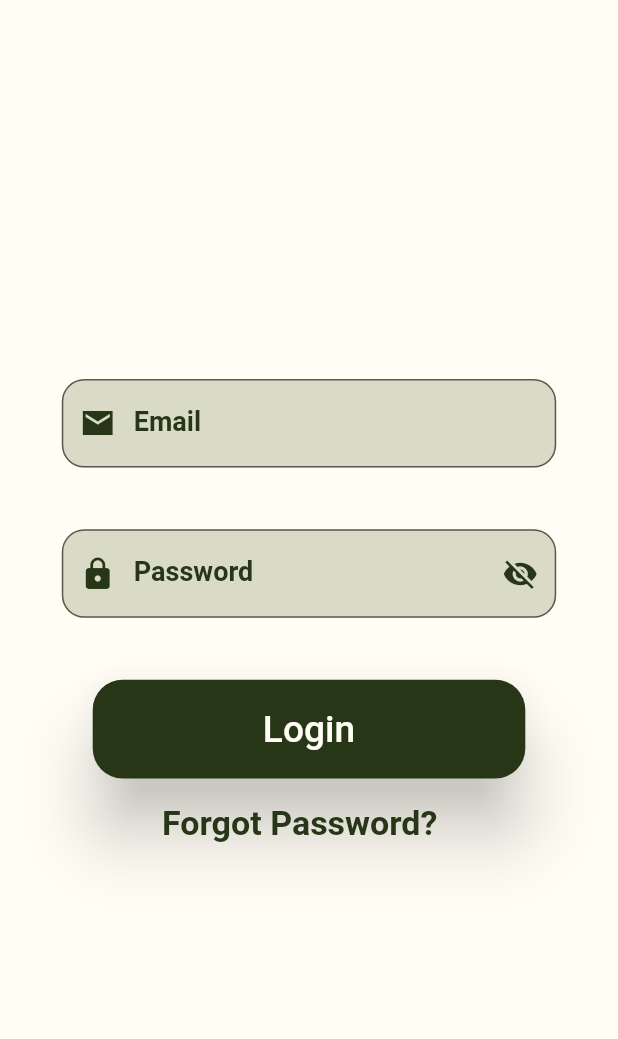
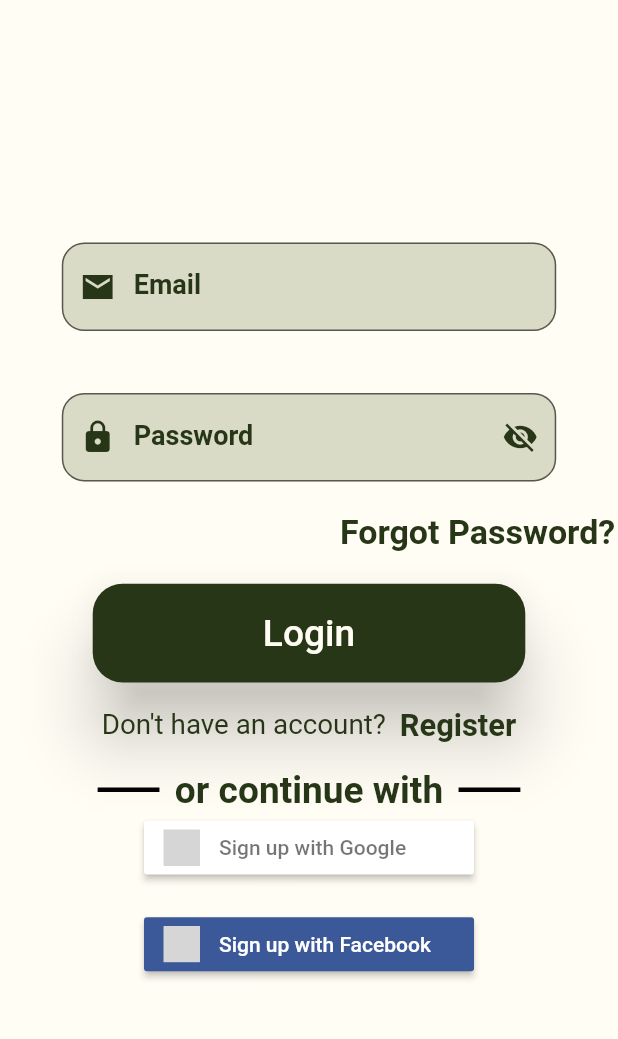
Before and after one commit to adeenasaifullah/Skin_Scan, a Flutter app: the LogInScreen screen opened directly, on a phone screen of 412 x 824 dp, the part 75-1114 px from its top. Run offline on Flutter 3.47's test engine with Material 2 defaults, Android fonts, the phone set to English and light mode, and no system bars; our stand-ins replace animated_splash_screen, camera, fl_chart, flutter_rating_bar, flutter_signin_button, google_fonts and 3 more; missing offline and left inert: custom_top_navigator; grey boxes are pictures that could not be loaded.

Commit message:
log in screen addition of google and facebook sign in buttons

```diff
--- a/lib/LogIn.dart
+++ b/lib/LogIn.dart
@@ -1,5 +1,8 @@
 import 'package:flutter/material.dart';
+import 'package:flutter_signin_button/button_list.dart';
+import 'package:flutter_signin_button/button_view.dart';
 import 'package:google_fonts/google_fonts.dart';
+import 'package:skin_scan/registerAndQuiz.dart';
 import 'HomePage.dart';
 import 'package:skin_scan/MyBottomAppBar.dart';
 import 'package:skin_scan/main.dart';
@@ -37,18 +40,22 @@ class _LogInScreenState extends State<LogInScreen> {
                   prefixIcon: Icon(Icons.lock, color: Color(0xFF283618)),
                   suffixIcon:
                   Icon(Icons.visibility_off, color: Color(0xFF283618))),
-              SizedBox(height: displayHeight(context) * 0.05),
-              GreenButton(buttonText: 'Login',
-                textSize: displayHeight(context)*0.03,
-                buttonHeight: displayHeight(context)*0.08,
-                buttonWidth: displayWidth(context) * 0.7,
-                onPressed: () {  Navigator.of(context).push(MaterialPageRoute(
-                    builder: (context) => MyBottomAppBar()));},),
+              SizedBox(height: displayHeight(context) * 0.025),
+              // GreenButton(buttonText: 'Login',
+              //   textSize: displayHeight(context)*0.03,
+              //   buttonHeight: displayHeight(context)*0.08,
+              //   buttonWidth: displayWidth(context) * 0.7,
+              //   onPressed: () {  Navigator.of(context).push(MaterialPageRoute(
+              //       builder: (context) => MyBottomAppBar()));},),
 
-              SizedBox(height: displayHeight(context) * 0.02),
+
+              //SizedBox(height: displayHeight(context) * 0.02),
               Row(
-                mainAxisAlignment: MainAxisAlignment.center,
-                children: <Widget>[
+                //mainAxisAlignment: MainAxisAlignment.center,
+                children: [
+                  SizedBox(
+                    width: displayWidth(context) *0.55,
+                  ),
                   Flexible(
                     child: InkWell(
                       child: ReemKufi_Green_Bold(textValue: "Forgot Password?",size: displayHeight(context)* 0.0275),
@@ -58,8 +65,69 @@ class _LogInScreenState extends State<LogInScreen> {
                       },
                     )
                   ),
-                  SizedBox(width: displayWidth(context) * 0.03),
+
                 ],
+              ),
+              SizedBox(height: displayHeight(context) * 0.025),
+              GreenButton(buttonText: 'Login',
+                textSize: displayHeight(context)*0.03,
+                buttonHeight: displayHeight(context)*0.08,
+                buttonWidth: displayWidth(context) * 0.7,
+                onPressed: () {  Navigator.of(context).push(MaterialPageRoute(
+                    builder: (context) => MyBottomAppBar()));},
+              ),
+              SizedBox(height: displayHeight(context) * 0.02),
+              Row(
+                  mainAxisAlignment: MainAxisAlignment.center,
+                  children: [
+                    ReemKufi_Green(textValue: "Don't have an account?  ", size: displayHeight(context)* 0.0225),
+                    Flexible(
+                        child: InkWell(
+                          child: ReemKufi_Green_Bold(textValue: "Register",size: displayHeight(context)* 0.025),
+                          onTap: (){
+                            Navigator.of(context).push(MaterialPageRoute(
+                                builder: (context) => registerAndQuiz()));
+                          },
+                        )
+                    ),
+                  ]
+              ),
+              SizedBox(height: displayHeight(context) * 0.02),
+              Padding(
+                padding: EdgeInsets.only(
+                    left: displayHeight(context) * 0.03,
+                    right: displayHeight(context) * 0.03),
+                child: Row(
+                  mainAxisAlignment: MainAxisAlignment.center,
+                  children: [
+                    blackLine(),
+                    SizedBox(width: displayWidth(context) * 0.01),
+                    ReemKufi_Green_Bold(textValue: ' or continue with ', size: displayHeight(context) * 0.03),
+                    SizedBox(width: displayWidth(context) * 0.01),
+                    blackLine(),
+                  ],
+                ),
+              ),
+              Padding(
+                padding: EdgeInsets.only(
+                    left: displayHeight(context) * 0.05,
+                    right: displayHeight(context) * 0.05),
+                child: SignInButton(
+                  Buttons.Google,
+                  text: "Sign up with Google",
+                  onPressed: () {},
+                ),
+              ),
+              SizedBox(height: displayHeight(context) * 0.02),
+              Padding(
+                padding: EdgeInsets.only(
+                    left: displayHeight(context) * 0.05,
+                    right: displayHeight(context) * 0.05),
+                child: SignInButton(
+                  Buttons.Facebook,
+                  text: "Sign up with Facebook",
+                  onPressed: () {},
+                ),
               ),
             ],
           ),
```
